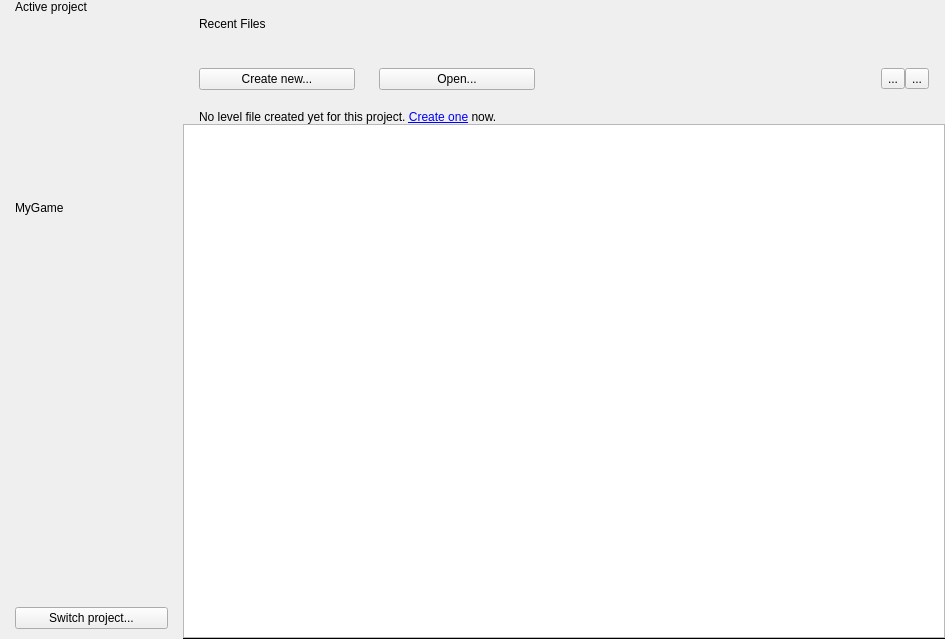
Qt form Code/Sandbox/Editor/WelcomeScreen/WelcomeScreenDialog.ui (o3de/o3de) before a commit.
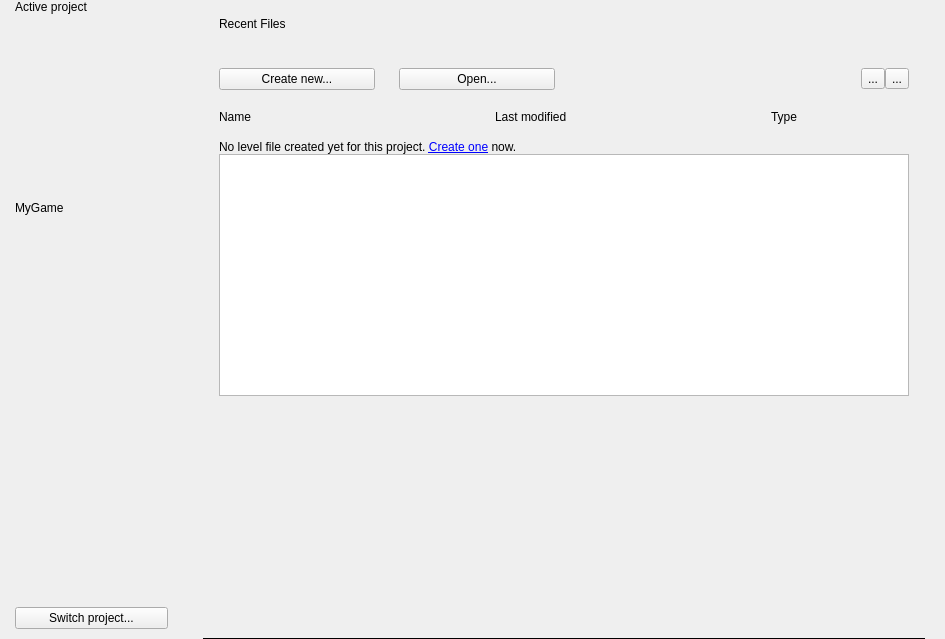
The same form after that commit. Icons and pictures are not drawn.

```diff
--- a/Code/Sandbox/Editor/WelcomeScreen/WelcomeScreenDialog.ui
+++ b/Code/Sandbox/Editor/WelcomeScreen/WelcomeScreenDialog.ui
@@ -2,6 +2,9 @@
 <ui version="4.0">
  <class>WelcomeScreenDialog</class>
  <widget class="QWidget" name="WelcomeScreenDialog">
+  <property name="enabled">
+   <bool>true</bool>
+  </property>
   <property name="geometry">
    <rect>
     <x>0</x>
@@ -156,7 +159,7 @@
                <string/>
               </property>
               <property name="pixmap">
-               <pixmap resource="WelcomeScreenDialog.qrc">:/WelcomeScreenDialog/DefaultActiveProject.png</pixmap>
+               <pixmap resource="C:/o3de/Code/Sandbox/Editor/WelcomeScreen/WelcomeScreenDialog.qrc">:/WelcomeScreenDialog/DefaultActiveProject.png</pixmap>
               </property>
               <property name="alignment">
                <set>Qt::AlignCenter</set>
@@ -232,13 +235,13 @@
          <number>0</number>
         </property>
         <property name="leftMargin">
-         <number>0</number>
+         <number>20</number>
         </property>
         <property name="topMargin">
          <number>0</number>
         </property>
         <property name="rightMargin">
-         <number>0</number>
+         <number>20</number>
         </property>
         <property name="bottomMargin">
          <number>0</number>
@@ -426,7 +429,7 @@
                  <string>...</string>
                 </property>
                 <property name="icon">
-                 <iconset resource="../../../Framework/AzQtComponents/AzQtComponents/Components/resources.qrc">
+                 <iconset resource="C:/o3de/Code/Framework/AzQtComponents/AzQtComponents/Components/resources.qrc">
                   <normaloff>:/stylesheet/img/UI20/toolbar/Object_list.svg</normaloff>:/stylesheet/img/UI20/toolbar/Object_list.svg</iconset>
                 </property>
                 <property name="iconSize">
@@ -443,7 +446,7 @@
                  <string>...</string>
                 </property>
                 <property name="icon">
-                 <iconset resource="../../../Framework/AzQtComponents/AzQtComponents/Components/resources.qrc">
+                 <iconset resource="C:/o3de/Code/Framework/AzQtComponents/AzQtComponents/Components/resources.qrc">
                   <normaloff>:/stylesheet/img/UI20/toolbar/Grid.svg</normaloff>:/stylesheet/img/UI20/toolbar/Grid.svg</iconset>
                 </property>
                 <property name="iconSize">
@@ -474,27 +477,96 @@
             </spacer>
            </item>
            <item>
-            <widget class="QLabel" name="levelFileLabel">
-             <property name="text">
-              <string>No level file created yet for this project. &lt;a href=&quot;#&quot;&gt;Create one&lt;/a&gt; now.</string>
-             </property>
-             <property name="textFormat">
-              <enum>Qt::RichText</enum>
-             </property>
-            </widget>
+            <layout class="QHBoxLayout" name="horizontalLayout_3" stretch="2,2,1">
+             <item>
+              <widget class="QLabel" name="nameLabel">
+               <property name="text">
+                <string>Name</string>
+               </property>
+              </widget>
+             </item>
+             <item>
+              <widget class="QLabel" name="modifiedLabel">
+               <property name="text">
+                <string>Last modified</string>
+               </property>
+              </widget>
+             </item>
+             <item>
+              <widget class="QLabel" name="typeLabel">
+               <property name="text">
+                <string>Type</string>
+               </property>
+              </widget>
+             </item>
+            </layout>
            </item>
           </layout>
          </widget>
         </item>
         <item>
-         <widget class="QListView" name="recentLevelList">
-          <property name="horizontalScrollBarPolicy">
-           <enum>Qt::ScrollBarAlwaysOff</enum>
+         <layout class="QVBoxLayout" name="verticalLayout_7">
+          <property name="leftMargin">
+           <number>16</number>
           </property>
-          <property name="spacing">
-           <number>4</number>
+          <property name="topMargin">
+           <number>16</number>
           </property>
-         </widget>
+          <property name="rightMargin">
+           <number>16</number>
+          </property>
+          <item>
+           <widget class="QLabel" name="levelFileLabel">
+            <property name="enabled">
+             <bool>true</bool>
+            </property>
+            <property name="sizePolicy">
+             <sizepolicy hsizetype="Preferred" vsizetype="Preferred">
+              <horstretch>0</horstretch>
+              <verstretch>0</verstretch>
+             </sizepolicy>
+            </property>
+            <property name="text">
+             <string>No level file created yet for this project. &lt;a href=&quot;#&quot;&gt;Create one&lt;/a&gt; now.</string>
+            </property>
+            <property name="textFormat">
+             <enum>Qt::RichText</enum>
+            </property>
+            <property name="alignment">
+             <set>Qt::AlignLeading|Qt::AlignLeft|Qt::AlignVCenter</set>
+            </property>
+           </widget>
+          </item>
+          <item>
+           <widget class="QListView" name="recentLevelList">
+            <property name="enabled">
+             <bool>true</bool>
+            </property>
+            <property name="styleSheet">
+             <string notr="true">background-color: &quot;blue&quot;</string>
+            </property>
+            <property name="horizontalScrollBarPolicy">
+             <enum>Qt::ScrollBarAlwaysOff</enum>
+            </property>
+            <property name="spacing">
+             <number>4</number>
+            </property>
+           </widget>
+          </item>
+          <item>
+           <spacer name="verticalSpacer_4">
+            <property name="orientation">
+             <enum>Qt::Vertical</enum>
+            </property>
+            <property name="sizeHint" stdset="0">
+             <size>
+              <width>20</width>
+              <height>40</height>
+             </size>
+            </property>
+           </spacer>
+          </item>
+         </layout>
         </item>
         <item>
          <widget class="Line" name="line_4">
```
Left out of the diff: 4 changed lines with no effect on the pictures.
